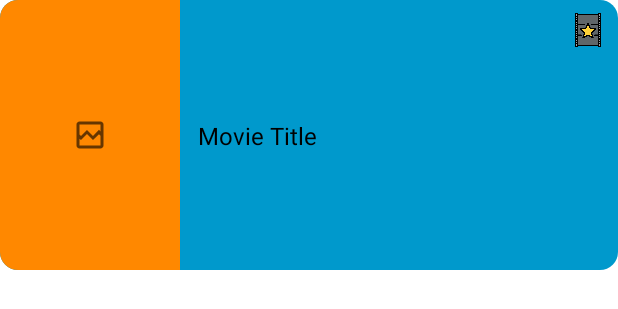
After one commit to canonall/MovieFlow, an Android app: the layout item_favorite_movie.xml on its own in the app's theme, with its tools: preview values and no code run, on a phone screen of 412 x 824 dp. The commit adds this screen. Shown: the top 309 px of the screen. Run offline under Robolectric (Android 15) with nearby library versions, the phone set to English and light mode, and no system bars.

Commit message:
recyclerview for favorite movies added with diffutil

```diff
--- a/app/src/main/java/com/canonal/movie/ui/favoriteMovie/FavoriteMovieFragment.kt
+++ b/app/src/main/java/com/canonal/movie/ui/favoriteMovie/FavoriteMovieFragment.kt
@@ -1,10 +1,15 @@
 package com.canonal.movie.ui.favoriteMovie
 
+import androidx.fragment.app.viewModels
 import com.canonal.movie.databinding.FragmentFavoriteMovieBinding
 import com.canonal.movie.ui.base.BaseFragment
+import dagger.hilt.android.AndroidEntryPoint
 
+@AndroidEntryPoint
 class FavoriteMovieFragment :
     BaseFragment<FragmentFavoriteMovieBinding>(FragmentFavoriteMovieBinding::inflate) {
+
+    private val favoriteMovieViewModel: FavoriteMovieViewModel by viewModels()
 
     override fun initUi() {
 
--- /dev/null
+++ b/app/src/main/java/com/canonal/movie/ui/favoriteMovie/FavoriteMovieViewModel.kt
@@ -0,0 +1,5 @@
+package com.canonal.movie.ui.favoriteMovie
+
+import androidx.lifecycle.ViewModel
+
+class FavoriteMovieViewModel : ViewModel()
--- a/app/src/main/res/layout/fragment_home_movie.xml
+++ b/app/src/main/res/layout/fragment_home_movie.xml
@@ -11,8 +11,7 @@
         android:id="@+id/rvPopularMovie"
         android:layout_width="0dp"
         android:layout_height="0dp"
-        android:padding="16dp"
-        android:visibility="visible"
+        android:padding="@dimen/rv_padding"
         app:layout_constraintBottom_toBottomOf="parent"
         app:layout_constraintEnd_toEndOf="parent"
         app:layout_constraintStart_toStartOf="parent"
--- /dev/null
+++ b/app/src/main/res/layout/item_favorite_movie.xml
@@ -0,0 +1,54 @@
+<?xml version="1.0" encoding="utf-8"?>
+<com.google.android.material.card.MaterialCardView xmlns:android="http://schemas.android.com/apk/res/android"
+    xmlns:app="http://schemas.android.com/apk/res-auto"
+    xmlns:tools="http://schemas.android.com/tools"
+    style="?attr/materialCardViewFilledStyle"
+    android:layout_width="match_parent"
+    android:layout_height="wrap_content"
+    app:cardCornerRadius="12dp">
+
+    <androidx.constraintlayout.widget.ConstraintLayout
+        android:layout_width="match_parent"
+        android:layout_height="wrap_content"
+        android:background="@android:color/holo_blue_dark">
+
+        <ImageView
+            android:id="@+id/ivFavoriteIcon"
+            android:layout_width="24dp"
+            android:layout_height="24dp"
+            android:layout_margin="8dp"
+            android:contentDescription="@string/movie_favorite"
+            android:src="@drawable/ic_favorite_filled"
+            app:layout_constraintEnd_toEndOf="parent"
+            app:layout_constraintTop_toTopOf="@id/ivMoviePoster" />
+
+        <ImageView
+            android:id="@+id/ivMoviePoster"
+            android:layout_width="120dp"
+            android:layout_height="180dp"
+            android:background="@android:color/holo_orange_dark"
+            android:contentDescription="@string/movie_poster_url"
+            android:scaleType="centerInside"
+            android:src="@drawable/ic_broken_image"
+            app:layout_constraintBottom_toBottomOf="parent"
+            app:layout_constraintStart_toStartOf="parent"
+            app:layout_constraintTop_toTopOf="parent" />
+
+        <TextView
+            android:id="@+id/tvMovieTitle"
+            android:layout_width="0dp"
+            android:layout_height="wrap_content"
+            android:layout_marginStart="12dp"
+            android:textColor="@color/black"
+            android:textSize="16sp"
+            app:layout_constraintBottom_toBottomOf="@id/ivMoviePoster"
+            app:layout_constraintEnd_toEndOf="parent"
+            app:layout_constraintStart_toEndOf="@id/ivMoviePoster"
+            app:layout_constraintTop_toTopOf="parent"
+            tools:text="Movie Title" />
+
+
+    </androidx.constraintlayout.widget.ConstraintLayout>
+
+
+</com.google.android.material.card.MaterialCardView>
```
Also changed, not shown: app/src/main/java/com/canonal/movie/ui/favoriteMovie/adapter/FavoriteMovieAdapter.kt (added, +24 -0 lines), app/src/main/java/com/canonal/movie/ui/favoriteMovie/adapter/FavoriteMovieDiffUtil.kt (added, +12 -0 lines), app/src/main/java/com/canonal/movie/ui/favoriteMovie/adapter/FavoriteMovieViewHolder.kt (added, +13 -0 lines), app/src/main/res/layout/fragment_favorite_movie.xml (+4 -3 lines).
